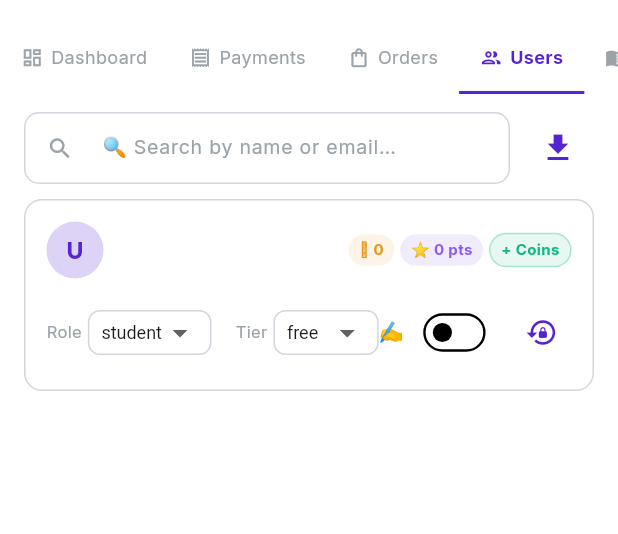
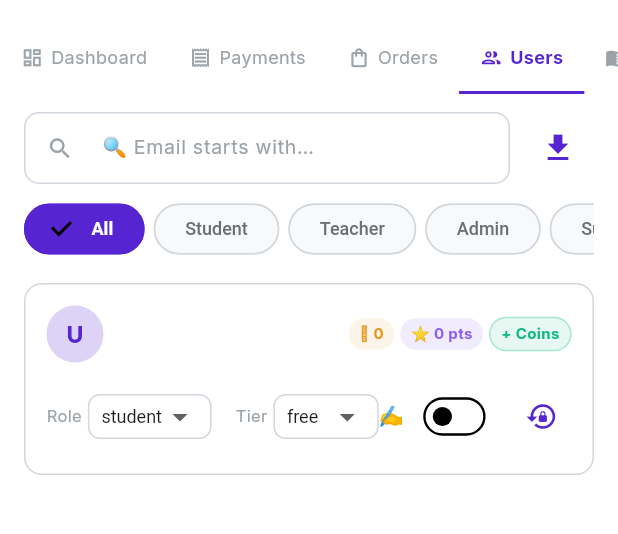
Before and after one commit to Shri5Ambare/sarkarisewa_flutter, a Flutter app: the AdminScreen screen opened directly, after a tap on "Payments", after a tap on "Orders", after a tap on "Users", on a phone screen of 412 x 824 dp, the part 59-593 px from its top. Run offline on Flutter 3.47's test engine with Material 3 defaults, Android fonts, the phone set to English and light mode, and no system bars; our stand-ins replace cloud_firestore, cloud_functions, file_picker, firebase_analytics, firebase_auth, firebase_core and 13 more; missing offline and left inert: cloudflare_r2, firebase_app_check; accounts and stored records are empty.

Commit message:
feat(admin): Phase 2 trends dashboard + Phase 3.1 user search/filters
Phase 2.1 + 2.2 — Trends dashboard
- New widget DailyAggregatesChart (lib/widgets/admin/daily_aggregates_chart.dart):
  · Window switcher (7d / 30d / 90d)
  · Summary strip (avg DAU / signups / revenue / tests / battles)
  · DAU + signups twin-line chart with tooltips
  · Revenue (Rs) bar chart with tooltips
  · Empty state for "no aggregate data yet" + error state
- All chart data is read from `daily_aggregates` (populated nightly by
  the computeDailyAggregates Cloud Function shipped earlier).
  30-day window = 30 doc reads, no transaction-collection scans.
- New Analytics → "📈 Trends" sub-tab hosts the chart. Existing
  Overview / Frequent / Per-User sub-tabs retained; tab bar made
  scrollable to fit the 4th tab on narrow widths.

Phase 3.1 — User search + filters (server-side)
- New FirestoreService.getUsersPage({pageSize, startAfter, role, tier,
  searchEmail}). Uses Firestore range query (`email >= q AND email < q`)
  for prefix search, combined with role/tier equality filters.
- Users tab rewired:
  · Email-prefix search instead of in-memory contains-match
  · Role chips: All / Student / Teacher / Admin / Super
  · Tier chips: Any / Free / Silver / Gold
  · Wrapped in PaginatedList — past 50 users now reachable via load-more
  · Filter changes bump a Key, forcing a fresh page-0 fetch
- New composite indexes:
  · users(role, createdAt DESC)
  · users(tier, createdAt DESC)
  · users(role, tier, email) — for combined filter + email search

Phase 1.2 progress — PaginatedList is now used in the Users tab. Rolling
out to Submissions / Ledger / News tabs is mechanical follow-up work.

flutter analyze: clean. flutter test: 9/9 pass.
Deployed: 3 new composite indexes pushed to sarkari-f5155.

Co-Authored-By: Claude Sonnet 4.6 <noreply@anthropic.com>

```diff
--- a/lib/screens/admin_screen.dart
+++ b/lib/screens/admin_screen.dart
@@ -13,7 +13,9 @@ import '../services/audit_service.dart';
 import '../services/google_news_service.dart';
 import '../widgets/admin/live_ops_card.dart';
 import '../widgets/admin/audit_log_view.dart';
+import '../widgets/admin/daily_aggregates_chart.dart';
 import '../widgets/confirm_dialog.dart';
+import '../widgets/paginated_list.dart';
 // import '../services/cloudinary_service.dart';
 import '../services/r2_storage_service.dart';
 import '../services/csv_exporter.dart';
@@ -138,6 +140,18 @@ class _AuditTab extends StatelessWidget {
   const _AuditTab();
   @override
   Widget build(BuildContext context) => const AuditLogView();
+}
+
+/// Analytics → "Trends" sub-tab. Renders the 30-day DAU/Revenue chart
+/// from the `daily_aggregates` collection populated by the
+/// `computeDailyAggregates` Cloud Function.
+class _TrendsSubTab extends StatelessWidget {
+  const _TrendsSubTab();
+  @override
+  Widget build(BuildContext context) => const SingleChildScrollView(
+    padding: EdgeInsets.all(16),
+    child: DailyAggregatesChart(),
+  );
 }
 
 // ── Nav Tab ───────────────────────────────────────────────────────────────────
@@ -838,10 +852,24 @@ class _UsersTab extends StatefulWidget {
 }
 
 class _UsersTabState extends State<_UsersTab> {
+  // Filters drive a fresh PaginatedList instance via Key. When any
+  // filter changes we bump the key, which resets the cursor and reloads
+  // the first page server-side (no more in-memory filtering).
   String _search = '';
+  String? _role;   // null = all
+  String? _tier;   // null = all
+  int _filterVer = 0;
+
+  void _setFilter(VoidCallback mutate) {
+    setState(() {
+      mutate();
+      _filterVer++;
+    });
+  }
 
   @override
   Widget build(BuildContext context) => Column(children: [
+    // ── Search row + CSV export ─────────────────────────────────────
     Padding(
       padding: const EdgeInsets.fromLTRB(16, 12, 16, 6),
       child: Row(
@@ -849,22 +877,24 @@ class _UsersTabState extends State<_UsersTab> {
           Expanded(
             child: TextField(
               decoration: InputDecoration(
-                hintText: '🔍 Search by name or email…',
+                hintText: '🔍 Email starts with…',
                 hintStyle: const TextStyle(color: AppColors.textMuted, fontSize: 13),
                 filled: true, fillColor: AppColors.navyMid,
-                border: OutlineInputBorder(borderRadius: BorderRadius.circular(12), borderSide: BorderSide.none),
+                border: OutlineInputBorder(
+                  borderRadius: BorderRadius.circular(12),
+                  borderSide: BorderSide.none,
+                ),
                 contentPadding: const EdgeInsets.symmetric(horizontal: 14, vertical: 10),
                 prefixIcon: const Icon(Icons.search, color: AppColors.textMuted, size: 18),
               ),
               style: const TextStyle(color: AppColors.textPrimary, fontSize: 13),
-              onChanged: (v) => setState(() => _search = v.toLowerCase()),
+              onChanged: (v) => _setFilter(() => _search = v.trim().toLowerCase()),
             ),
           ),
           const SizedBox(width: 8),
           IconButton(
             onPressed: () async {
               try {
-                // Fetch all users for export
                 final snapshot = await widget.db.listenUsers().first;
                 await CsvExporter.exportAndShare(snapshot, 'Users');
                 widget.toast('✅ CSV Exported successfully');
@@ -872,33 +902,73 @@ class _UsersTabState extends State<_UsersTab> {
                 widget.toast('❌ Failed to export: $e');
               }
             },
-            icon: const Icon(Icons.download, color: AppColors.saffron),
+            icon: const Icon(Icons.download, color: AppColors.primary),
             tooltip: 'Export users to CSV',
           ),
         ],
       ),
     ),
+    // ── Filter chip rows (role + tier) ──────────────────────────────
+    Padding(
+      padding: const EdgeInsets.fromLTRB(16, 0, 16, 8),
+      child: SingleChildScrollView(
+        scrollDirection: Axis.horizontal,
+        child: Row(children: [
+          _filterChip('All',     _role == null,        () => _setFilter(() => _role = null)),
+          _filterChip('Student', _role == 'student',   () => _setFilter(() => _role = 'student')),
+          _filterChip('Teacher', _role == 'teacher',   () => _setFilter(() => _role = 'teacher')),
+          _filterChip('Admin',   _role == 'admin',     () => _setFilter(() => _role = 'admin')),
+          _filterChip('Super',   _role == 'super_admin', () => _setFilter(() => _role = 'super_admin')),
+          const SizedBox(width: 12),
+          Container(width: 1, height: 22, color: AppColors.border),
+          const SizedBox(width: 12),
+          _filterChip('Any tier', _tier == null,     () => _setFilter(() => _tier = null)),
+          _filterChip('🆓 Free',  _tier == 'free',   () => _setFilter(() => _tier = 'free')),
+          _filterChip('🥈 Silver',_tier == 'silver', () => _setFilter(() => _tier = 'silver')),
+          _filterChip('🥇 Gold',  _tier == 'gold',   () => _setFilter(() => _tier = 'gold')),
+        ]),
+      ),
+    ),
     Expanded(
-      child: StreamBuilder<List<Map<String, dynamic>>>(
-        stream: widget.db.listenUsers(),
-        builder: (ctx, snap) {
-          if (snap.hasError) return _errorView('users', snap.error);
-          if (!snap.hasData) return const Center(child: CircularProgressIndicator(color: AppColors.saffron));
-          final users = snap.data!.where((u) {
-            if (_search.isEmpty) return true;
-            return (u['name'] ?? '').toString().toLowerCase().contains(_search) ||
-                   (u['email'] ?? '').toString().toLowerCase().contains(_search);
-          }).toList();
-          if (users.isEmpty) return const Center(child: Text('No matching users.', style: TextStyle(color: AppColors.textMuted)));
-          return ListView.builder(
-            padding: const EdgeInsets.fromLTRB(16, 4, 16, 16),
-            itemCount: users.length,
-            itemBuilder: (_, i) => _UserCard(users[i], widget.db, widget.toast),
-          );
-        },
+      child: PaginatedList(
+        // Bumping the key on filter change forces a re-fetch from page 0.
+        key: ValueKey('users-$_filterVer-$_role-$_tier-$_search'),
+        pageSize: 25,
+        emptyEmoji: '🙋',
+        emptyTitle: 'No matching users',
+        emptyMessage: 'Try a broader filter or a shorter search prefix.',
+        padding: const EdgeInsets.fromLTRB(16, 4, 16, 16),
+        fetchPage: ({int pageSize = 25, startAfter}) =>
+            widget.db.getUsersPage(
+              pageSize: pageSize,
+              startAfter: startAfter,
+              role: _role,
+              tier: _tier,
+              searchEmail: _search.isEmpty ? null : _search,
+            ),
+        itemBuilder: (ctx, user, _) =>
+            _UserCard(user, widget.db, widget.toast),
       ),
     ),
   ]);
+
+  Widget _filterChip(String label, bool selected, VoidCallback onTap) {
+    return Padding(
+      padding: const EdgeInsets.only(right: 6),
+      child: ChoiceChip(
+        label: Text(label, style: TextStyle(
+          fontSize: 12,
+          color: selected ? Colors.white : AppColors.textSecondary,
+          fontWeight: selected ? FontWeight.w700 : FontWeight.w500,
+        )),
+        selected: selected,
+        selectedColor: AppColors.primary,
+        backgroundColor: AppColors.navyLight,
+        side: BorderSide(color: selected ? AppColors.primary : AppColors.border),
+        onSelected: (_) => onTap(),
+      ),
+    );
+  }
 }
 
 class _UserCard extends StatelessWidget {
@@ -2748,7 +2818,7 @@ class _AnalyticsTabState extends State<_AnalyticsTab> with SingleTickerProviderS
   @override
   void initState() {
     super.initState();
-    _innerTabs = TabController(length: 3, vsync: this);
+    _innerTabs = TabController(length: 4, vsync: this);
   }
 
   @override
@@ -2760,14 +2830,16 @@ class _AnalyticsTabState extends State<_AnalyticsTab> with SingleTickerProviderS
       color: AppColors.navyMid,
       child: TabBar(
         controller: _innerTabs,
+        isScrollable: true,
         tabs: const [
           Tab(text: '📊 Overview'),
+          Tab(text: '📈 Trends'),
           Tab(text: '🏆 Frequent'),
           Tab(text: '🔍 Per-User'),
         ],
-        labelColor: AppColors.saffron,
+        labelColor: AppColors.primary,
         unselectedLabelColor: AppColors.textMuted,
-        indicatorColor: AppColors.saffron,
+        indicatorColor: AppColors.primary,
         indicatorSize: TabBarIndicatorSize.label,
       ),
     ),
@@ -2775,6 +2847,7 @@ class _AnalyticsTabState extends State<_AnalyticsTab> with SingleTickerProviderS
       controller: _innerTabs,
       children: [
         _OverviewSubTab(widget.db),
+        const _TrendsSubTab(),
         _FrequentUsersSubTab(widget.db),
         _PerUserSubTab(widget.db),
       ],
--- a/lib/services/firestore_service.dart
+++ b/lib/services/firestore_service.dart
@@ -36,6 +36,51 @@ class FirestoreService {
       _db.collection('users').limit(50).snapshots().map(
         (s) => s.docs.map((d) => {'id': d.id, ...d.data()}).toList(),
       );
+
+  /// Cursor-paginated users for the admin tab. Supports server-side
+  /// filtering on `role` and `tier`, plus a prefix search on `email`
+  /// (Firestore's range-query trick: `q` ≤ email < `q + `).
+  ///
+  /// `searchEmail` should be the lowercased query the user typed. We
+  /// require the `email` field on users to be lowercase as written.
+  Future<({List<Map<String, dynamic>> items, DocumentSnapshot? cursor})>
+      getUsersPage({
+    int pageSize = 25,
+    DocumentSnapshot? startAfter,
+    String? role,
+    String? tier,
+    String? searchEmail,
+  }) async {
+    Query<Map<String, dynamic>> q = _db.collection('users');
+
+    if (role != null && role.isNotEmpty) {
+      q = q.where('role', isEqualTo: role);
+    }
+    if (tier != null && tier.isNotEmpty) {
+      q = q.where('tier', isEqualTo: tier);
+    }
+    if (searchEmail != null && searchEmail.isNotEmpty) {
+      // Prefix search via range query. Combined with role/tier filters
+      // this requires a composite index — see firestore.indexes.json.
+      final lower = searchEmail.toLowerCase();
+      q = q.where('email', isGreaterThanOrEqualTo: lower)
+           .where('email', isLessThan: '$lower')
+           .orderBy('email');
+    } else {
+      // No search: order by createdAt to get newest first. Falls back
+      // gracefully on docs missing createdAt (legacy users).
+      q = q.orderBy('createdAt', descending: true);
+    }
+
+    q = q.limit(pageSize);
+    if (startAfter != null) q = q.startAfterDocument(startAfter);
+
+    final snap = await q.get();
+    return (
+      items: snap.docs.map((d) => {'id': d.id, ...d.data()}).toList(),
+      cursor: snap.docs.isEmpty ? null : snap.docs.last,
+    );
+  }
 
   Future<List<Map<String, dynamic>>> getTeachers() async {
     final snap = await _db.collection('users').where('role', isEqualTo: 'teacher').get();
```
Also changed, not shown: firestore.indexes.json (+25 -0 lines), lib/widgets/admin/daily_aggregates_chart.dart (added, +415 -0 lines).
